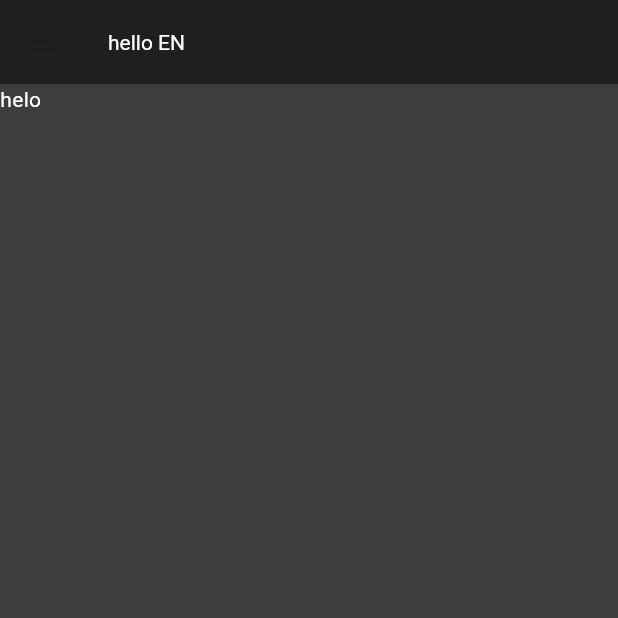
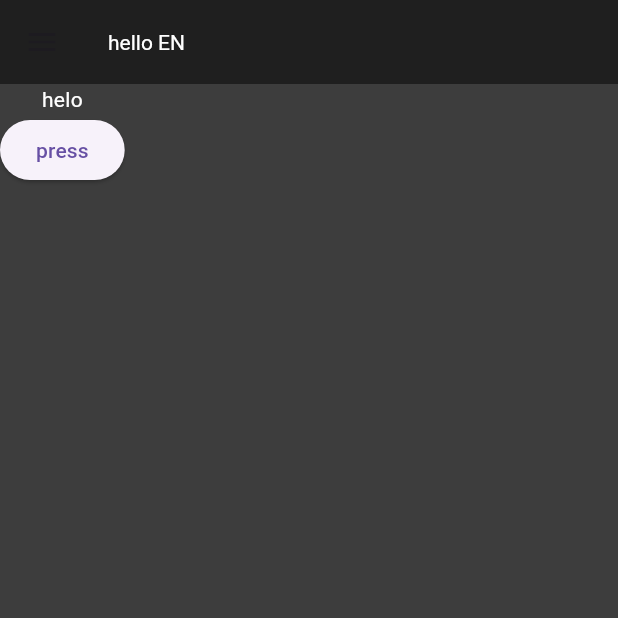
Before and after one commit to ksobi4/shopping-list-app, a Flutter app: the HomePage screen opened by its route, on a phone screen of 412 x 824 dp, the top half of it. Run offline on Flutter 3.47's test engine with Material 2 defaults, Android fonts, the phone set to English and light mode, and no system bars; our stand-ins replace cloud_firestore, easy_localization, firebase_auth, firebase_core, get_it, go_router and 3 more; accounts and stored records are empty.

```diff
--- a/lib/home_page.dart
+++ b/lib/home_page.dart
@@ -1,6 +1,11 @@
+import 'package:cloud_firestore/cloud_firestore.dart';
 import 'package:easy_localization/easy_localization.dart';
+import 'package:firebase_auth/firebase_auth.dart';
 import 'package:flutter/material.dart';
+import 'package:go_router/go_router.dart';
 import 'package:shopping_list/core/widgets/drawer_widget.dart';
+
+import 'utils/logger.dart';
 
 class HomePage extends StatefulWidget {
   const HomePage({super.key});
@@ -19,6 +24,7 @@ class _HomePageState extends State<HomePage> {
       body: Column(
         children: [
           const Text('helo'),
+          ElevatedButton(onPressed: (() async {}), child: Text('press')),
         ],
       ),
       drawer: const DrawerWidget(),
```
